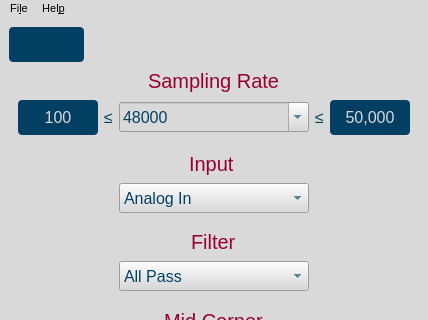
Qt form gui/qtdesigner/BasicOperation.ui (wyattduber/CyDAQ) before a commit; both pictures show x 0 to 428 and y 0 to 320 of the 428 by 625 pixel window.
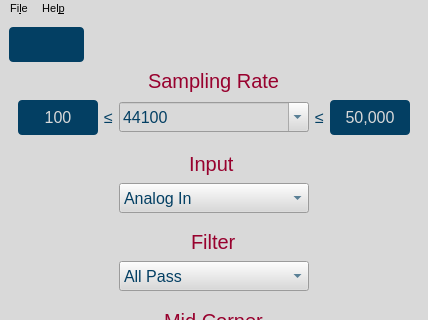
The same form after that commit. Icons and pictures are not drawn.

Diff of the .ui file:
```diff
--- a/gui/qtdesigner/BasicOperation.ui
+++ b/gui/qtdesigner/BasicOperation.ui
@@ -142,6 +142,9 @@
         <property name="editable">
          <bool>true</bool>
         </property>
+        <property name="currentIndex">
+         <number>1</number>
+        </property>
         <item>
          <property name="text">
           <string>48000</string>
```
